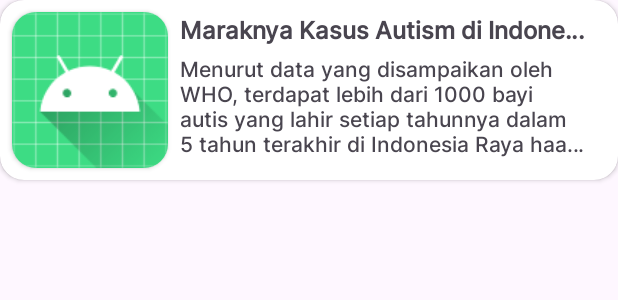
After one commit to md-emosense/app, an Android app: the layout item_news.xml on its own in the app's theme, with its tools: preview values and no code run, on a phone screen of 412 x 824 dp. The commit adds this screen. Shown: the top 300 px of the screen. Run offline under Robolectric (Android 15) with nearby library versions, the phone set to English and light mode, and no system bars.

Commit message:
fixed dashboard page

```diff
--- a/app/src/main/AndroidManifest.xml
+++ b/app/src/main/AndroidManifest.xml
@@ -19,7 +19,7 @@
             android:name=".view.signup.SignUpActivity"
             android:exported="false" />
         <activity
-            android:name=".MainActivity"
+            android:name=".view.main.MainActivity"
             android:exported="true">
             <intent-filter>
                 <action android:name="android.intent.action.MAIN" />
--- a/app/src/main/java/com/example/emosense/view/main/MainActivity.kt
+++ b/app/src/main/java/com/example/emosense/view/main/MainActivity.kt
@@ -1,4 +1,4 @@
-package com.example.emosense
+package com.example.emosense.view.main
 
 import android.os.Build
 import android.os.Bundle
--- /dev/null
+++ b/app/src/main/res/layout/item_news.xml
@@ -0,0 +1,60 @@
+<?xml version="1.0" encoding="utf-8"?>
+<androidx.cardview.widget.CardView xmlns:android="http://schemas.android.com/apk/res/android"
+    android:layout_width="match_parent"
+    android:layout_height="120dp"
+    xmlns:app="http://schemas.android.com/apk/res-auto"
+    app:cardCornerRadius="16dp">
+
+    <androidx.constraintlayout.widget.ConstraintLayout
+        android:layout_width="match_parent"
+        android:layout_height="match_parent">
+
+        <androidx.cardview.widget.CardView
+            android:id="@+id/ivNews"
+            android:layout_width="104dp"
+            android:layout_height="0dp"
+            android:layout_marginStart="8dp"
+            android:layout_marginTop="8dp"
+            android:layout_marginBottom="8dp"
+            app:cardCornerRadius="16dp"
+            app:layout_constraintBottom_toBottomOf="parent"
+            app:layout_constraintStart_toStartOf="parent"
+            app:layout_constraintTop_toTopOf="parent">
+
+            <ImageView
+                android:layout_width="match_parent"
+                android:layout_height="match_parent"
+                android:src="@mipmap/ic_launcher" />
+        </androidx.cardview.widget.CardView>
+
+        <TextView
+            android:id="@+id/tvTitle"
+            android:layout_width="0dp"
+            android:layout_height="wrap_content"
+            android:layout_marginStart="8dp"
+            android:layout_marginTop="8dp"
+            android:layout_marginEnd="16dp"
+            android:text="Maraknya Kasus Autism di Indonesia"
+            android:textSize="16sp"
+            android:textStyle="bold"
+            android:ellipsize="end"
+            android:maxLines="1"
+            app:layout_constraintEnd_toEndOf="parent"
+            app:layout_constraintStart_toEndOf="@+id/ivNews"
+            app:layout_constraintTop_toTopOf="parent" />
+
+        <TextView
+            android:layout_width="0dp"
+            android:layout_height="wrap_content"
+            android:layout_marginStart="8dp"
+            android:layout_marginTop="4dp"
+            android:layout_marginEnd="16dp"
+            android:ellipsize="end"
+            android:maxLines="4"
+            android:text="Menurut data yang disampaikan oleh WHO, terdapat lebih dari 1000 bayi autis yang lahir setiap tahunnya dalam 5 tahun terakhir di Indonesia Raya haah hidias asd dfjd"
+            app:layout_constraintEnd_toEndOf="parent"
+            app:layout_constraintStart_toEndOf="@+id/ivNews"
+            app:layout_constraintTop_toBottomOf="@+id/tvTitle" />
+    </androidx.constraintlayout.widget.ConstraintLayout>
+
+</androidx.cardview.widget.CardView>
--- a/app/src/main/res/values/colors.xml
+++ b/app/src/main/res/values/colors.xml
@@ -4,4 +4,7 @@
     <color name="white">#FFFFFFFF</color>
 
     <color name="primary">#FF9800</color>
+    <color name="text_primary">#2D2D2D</color>
+    <color name="light_gray">#9F9F9F</color>
+    <color name="white_primary">#F8F8FF</color>
 </resources>
--- a/app/src/main/res/values/themes.xml
+++ b/app/src/main/res/values/themes.xml
@@ -1,6 +1,7 @@
 <resources xmlns:tools="http://schemas.android.com/tools">
     <!-- Base application theme. -->
     <style name="Base.Theme.EmoSense" parent="Theme.Material3.DayNight.NoActionBar">
+        <item name="android:fontFamily">@font/inter_medium</item>
         <!-- Customize your light theme here. -->
         <!-- <item name="colorPrimary">@color/my_light_primary</item> -->
     </style>
```
Also changed, not shown: app/src/main/res/layout/activity_main.xml (+155 -202 lines), app/src/main/res/layout/item_clinic.xml (added, +55 -0 lines).
